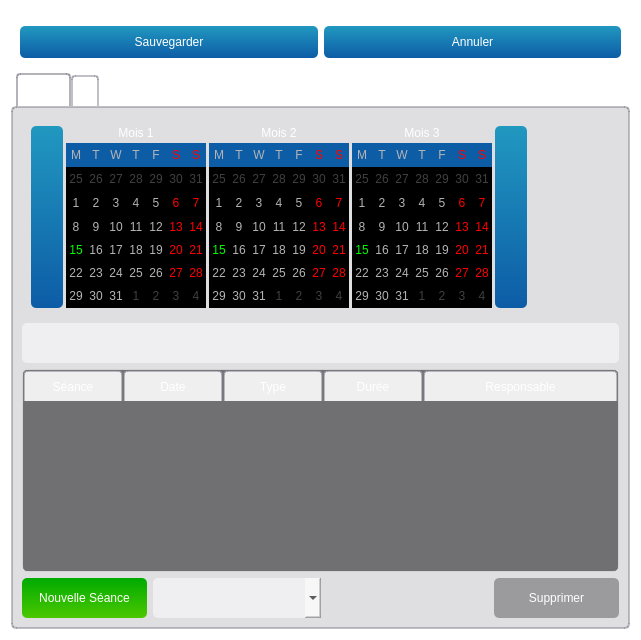
First picture: the form in teraplus/client/src/editors/ParticipantWidget.ui, repository introlab/opentera, before the edit.
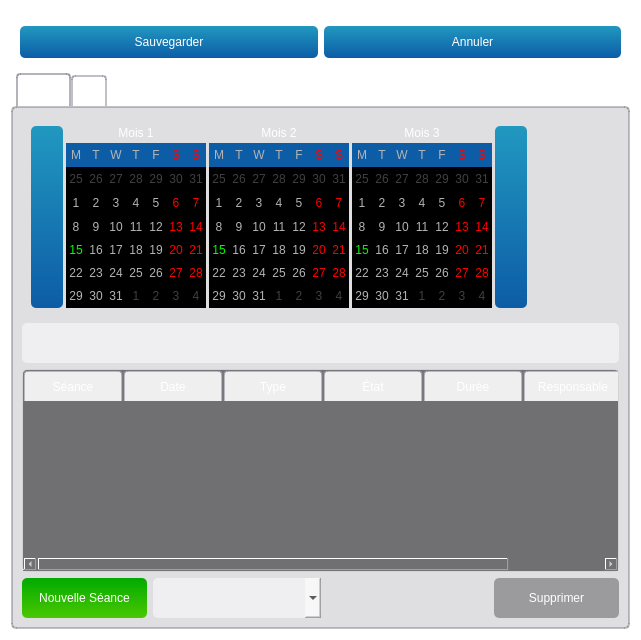
Second picture: the form after the edit. Icons and pictures are not drawn. Custom widgets are drawn as their Qt base class.

What changed in the file:
```diff
--- a/teraplus/client/src/editors/ParticipantWidget.ui
+++ b/teraplus/client/src/editors/ParticipantWidget.ui
@@ -695,6 +695,14 @@
            <set>AlignCenter</set>
           </property>
          </column>
+         <column>
+          <property name="text">
+           <string>État</string>
+          </property>
+          <property name="textAlignment">
+           <set>AlignCenter</set>
+          </property>
+         </column>
          <column>
           <property name="text">
            <string>Durée</string>
@@ -827,7 +835,7 @@
         <normaloff>:/icons/kit.png</normaloff>:/icons/kit.png</iconset>
       </attribute>
       <attribute name="title">
-       <string>Kits</string>
+       <string>Kit(s)</string>
       </attribute>
       <layout class="QVBoxLayout" name="verticalLayout_3">
        <item>
```
